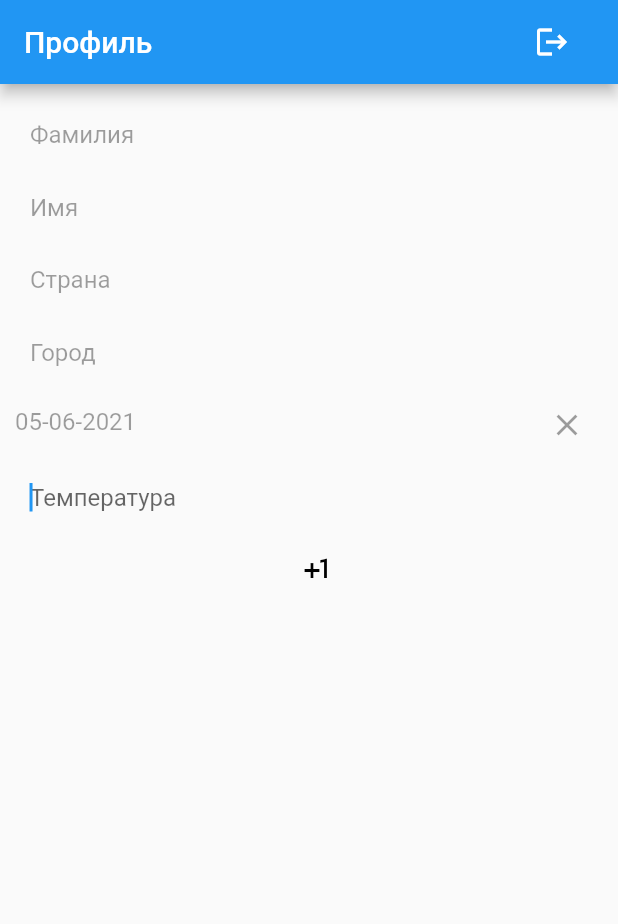
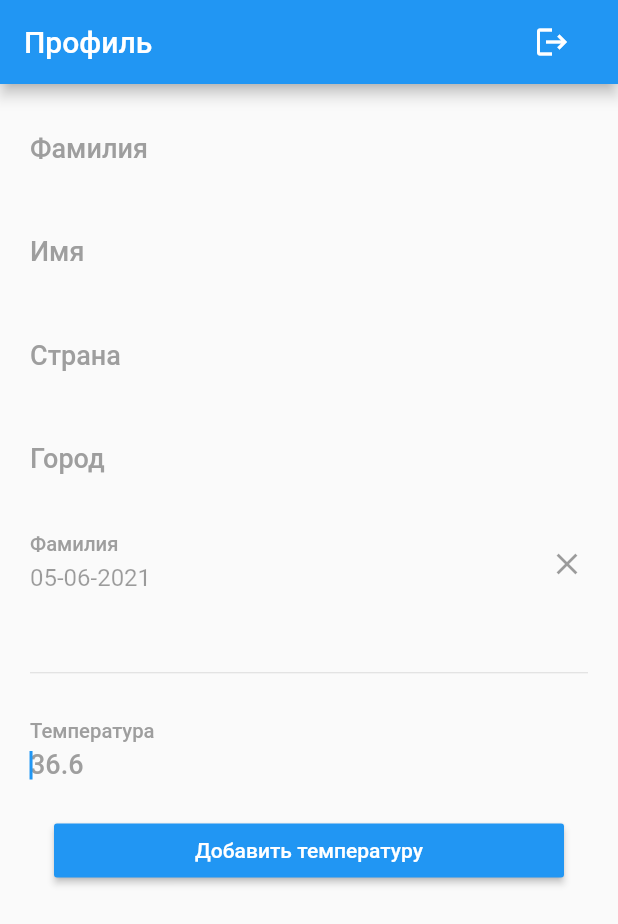
Before and after one commit to demslipp/covid_app, a Flutter app: the ProfileTab screen opened directly, on a phone screen of 412 x 824 dp. Shown: the top 924 px of the screen. Run offline on Flutter 3.47's test engine with Material 2 defaults, Android fonts, the phone set to English and light mode, and no system bars; drawn by our look-alikes of datetime_picker_formfield; our stand-ins replace cached_network_image, file_picker, firebase_auth, firebase_core, firebase_database, flutter_svg and 2 more; missing offline and left inert: barcode_scan, dialog_flowtter, enum_to_string; accounts and stored records are empty; project files that could hold a hidden picture were left out.

Commit message:
Profile UI improvement

```diff
--- a/lib/profile_tab.dart
+++ b/lib/profile_tab.dart
@@ -124,8 +124,16 @@ class _ProfileTabState extends State<ProfileTab> {
         autofocus: true,
         enabled: _isEditable,
         controller: _surname,
-        decoration:
-            InputDecoration(border: InputBorder.none, hintText: 'Фамилия'),
+        decoration: InputDecoration(
+          contentPadding: EdgeInsets.symmetric(vertical: 15),
+          labelText: "Фамилия",
+          hintText: 'Фамилия',
+          hintStyle: TextStyle(
+              color: Colors.grey, fontSize: 18, fontWeight: FontWeight.w500),
+          labelStyle: TextStyle(
+              color: Colors.grey, fontSize: 18, fontWeight: FontWeight.w500),
+          border: InputBorder.none,
+        ),
         showCursor: true,
         autocorrect: false,
       ),
@@ -141,7 +149,16 @@ class _ProfileTabState extends State<ProfileTab> {
         autofocus: true,
         controller: _name,
         enabled: _isEditable,
-        decoration: InputDecoration(border: InputBorder.none, hintText: 'Имя'),
+        decoration: InputDecoration(
+          contentPadding: EdgeInsets.symmetric(vertical: 15),
+          labelText: "Имя",
+          hintText: 'Имя',
+          hintStyle: TextStyle(
+              color: Colors.grey, fontSize: 18, fontWeight: FontWeight.w500),
+          labelStyle: TextStyle(
+              color: Colors.grey, fontSize: 18, fontWeight: FontWeight.w500),
+          border: InputBorder.none,
+        ),
         showCursor: true,
         autocorrect: false,
       ),
@@ -157,8 +174,16 @@ class _ProfileTabState extends State<ProfileTab> {
         autofocus: true,
         controller: _country,
         enabled: _isEditable,
-        decoration:
-            InputDecoration(border: InputBorder.none, hintText: 'Страна'),
+        decoration: InputDecoration(
+          contentPadding: EdgeInsets.symmetric(vertical: 15),
+          labelText: "Страна",
+          hintText: 'Страна',
+          hintStyle: TextStyle(
+              color: Colors.grey, fontSize: 18, fontWeight: FontWeight.w500),
+          labelStyle: TextStyle(
+              color: Colors.grey, fontSize: 18, fontWeight: FontWeight.w500),
+          border: InputBorder.none,
+        ),
         showCursor: true,
         autocorrect: false,
       ),
@@ -174,8 +199,16 @@ class _ProfileTabState extends State<ProfileTab> {
         enabled: _isEditable,
         autofocus: true,
         controller: _city,
-        decoration:
-            InputDecoration(border: InputBorder.none, hintText: 'Город'),
+        decoration: InputDecoration(
+          contentPadding: EdgeInsets.symmetric(vertical: 15),
+          labelText: "Город",
+          hintText: 'Город',
+          hintStyle: TextStyle(
+              color: Colors.grey, fontSize: 18, fontWeight: FontWeight.w500),
+          labelStyle: TextStyle(
+              color: Colors.grey, fontSize: 18, fontWeight: FontWeight.w500),
+          border: InputBorder.none,
+        ),
         showCursor: true,
         autocorrect: false,
       ),
@@ -183,12 +216,20 @@ class _ProfileTabState extends State<ProfileTab> {
   }
 
   Widget showDateInput() {
-    return Column(children: <Widget>[
-      DateTimeField(
+    return Padding(
+        padding: EdgeInsets.fromLTRB(10.0, 00.0, 0.0, 0.4),
+        child: DateTimeField(
           format: format,
-        scrollPadding: EdgeInsets.fromLTRB(20.0, 200.0, 0.0, 0.4),
           decoration: InputDecoration(
-            border: InputBorder.none, hintText: 'Дата рождения'),
+            contentPadding: EdgeInsets.symmetric(vertical: 15),
+            labelText: "Фамилия",
+            hintText: 'Фамилия',
+            hintStyle: TextStyle(
+                color: Colors.grey, fontSize: 18, fontWeight: FontWeight.w500),
+            labelStyle: TextStyle(
+                color: Colors.grey, fontSize: 18, fontWeight: FontWeight.w500),
+            border: InputBorder.none,
+          ),
           initialValue: _dateTime,
           enabled: _isEditable,
           onChanged: (DateTime date) {
@@ -201,44 +242,17 @@ class _ProfileTabState extends State<ProfileTab> {
                 initialDate: currentValue ?? DateTime.now(),
                 lastDate: DateTime(2022));
           },
-      ),
-    ]);
-  }
-
-  Widget stopButton() {
-    return GestureDetector(
-      onTap: () {
-        Navigator.push(
-            context,
-            MaterialPageRoute(
-              builder: (context) => QuizPage2(
-                  user: new LocalUser(
-                      surname: _surname.value.text,
-                      firstname: _name.value.text,
-                      date: _dateTime,
-                      country: _country.value.text,
-                      city: _city.value.text)),
         ));
-      },
-      child: Padding(
-          padding: EdgeInsets.fromLTRB(0.0, 30.0, 0.0, 0.0),
-          child: SizedBox(
-            height: 50.0,
-            child: new MaterialButton(
-              disabledColor: Colors.blue,
-              child: new Text('Далее',
-                  style: new TextStyle(fontSize: 18.0, color: Colors.white)),
-              onPressed: null,
-            ),
-          )),
-    );
   }
 
   Widget showTemperatureInput() {
     return new Padding(
-        padding: EdgeInsets.fromLTRB(10.0, 00.0, 0.0, 0.4),
+        padding: EdgeInsets.fromLTRB(10.0, 20.0, 10.0, 0.4),
         child: new Column(
+          crossAxisAlignment: CrossAxisAlignment.stretch,
           children: [
+            Padding(
+                padding: EdgeInsets.fromLTRB(0, 10, 0, 10), child: Divider()),
             TextField(
               maxLines: 1,
               keyboardType: TextInputType.number,
@@ -246,13 +260,30 @@ class _ProfileTabState extends State<ProfileTab> {
               autofocus: true,
               controller: _temperature,
               decoration: InputDecoration(
-                  border: InputBorder.none, hintText: 'Температура'),
+                contentPadding: EdgeInsets.symmetric(vertical: 15),
+                labelText: "Температура",
+                hintText: '36.6',
+                hintStyle: TextStyle(
+                    color: Colors.grey,
+                    fontSize: 18,
+                    fontWeight: FontWeight.w500),
+                labelStyle: TextStyle(
+                    color: Colors.grey,
+                    fontSize: 18,
+                    fontWeight: FontWeight.w500),
+                border: InputBorder.none,
+              ),
               showCursor: true,
               autocorrect: false,
             ),
-            MaterialButton(
+            Padding(
+                padding: EdgeInsets.symmetric(vertical: 8.0, horizontal: 16.0),
+                child: RaisedButton(
+                    color: Colors.blue,
+                    textColor: Colors.white,
+                    splashColor: Colors.blueGrey,
                     onPressed: _addTemperature,
-                child: Icon(Icons.plus_one, color: Colors.black))
+                    child: const Text('Добавить температуру')))
           ],
         ));
   }
@@ -269,7 +300,9 @@ class _ProfileTabState extends State<ProfileTab> {
 
           List<Widget> temperatueList = [];
           for (Temperature temperature in snapshot.data) {
-            temperatueList.add(ListTile(title: Text(temperature.value)));
+            temperatueList.add(ListTile(
+                title: Text(temperature.value),
+                subtitle: Text(format.format(temperature.date))));
           }
           return Column(
             children: temperatueList,
```
Lines whose indentation alone changed are shown as unchanged.
